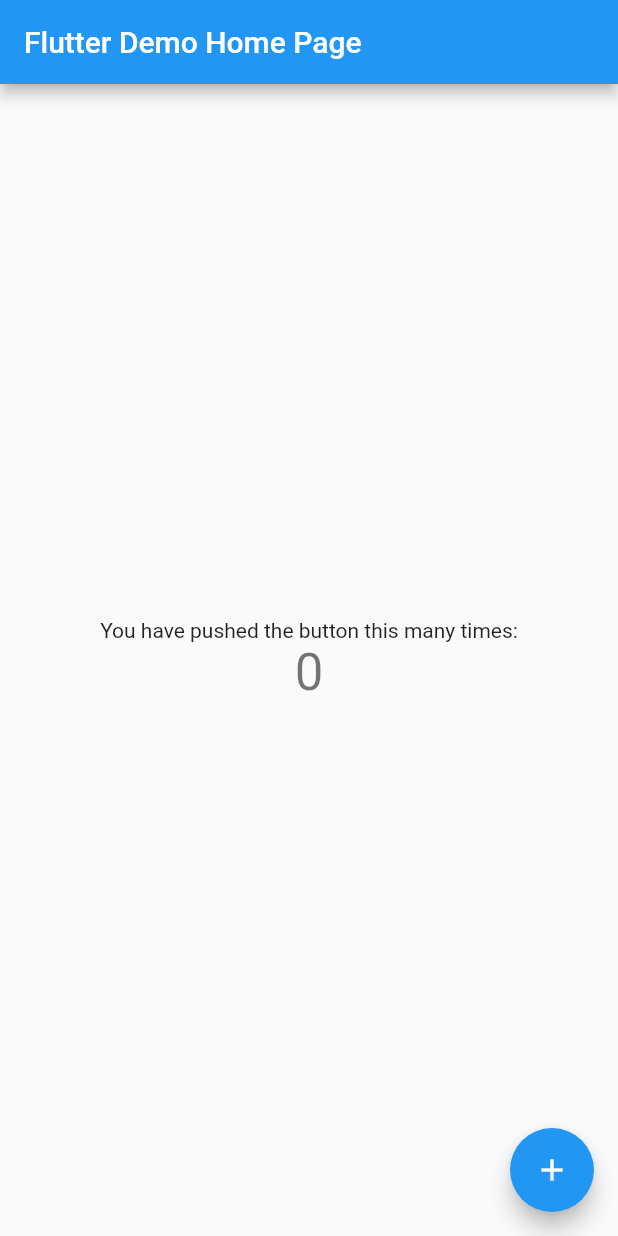
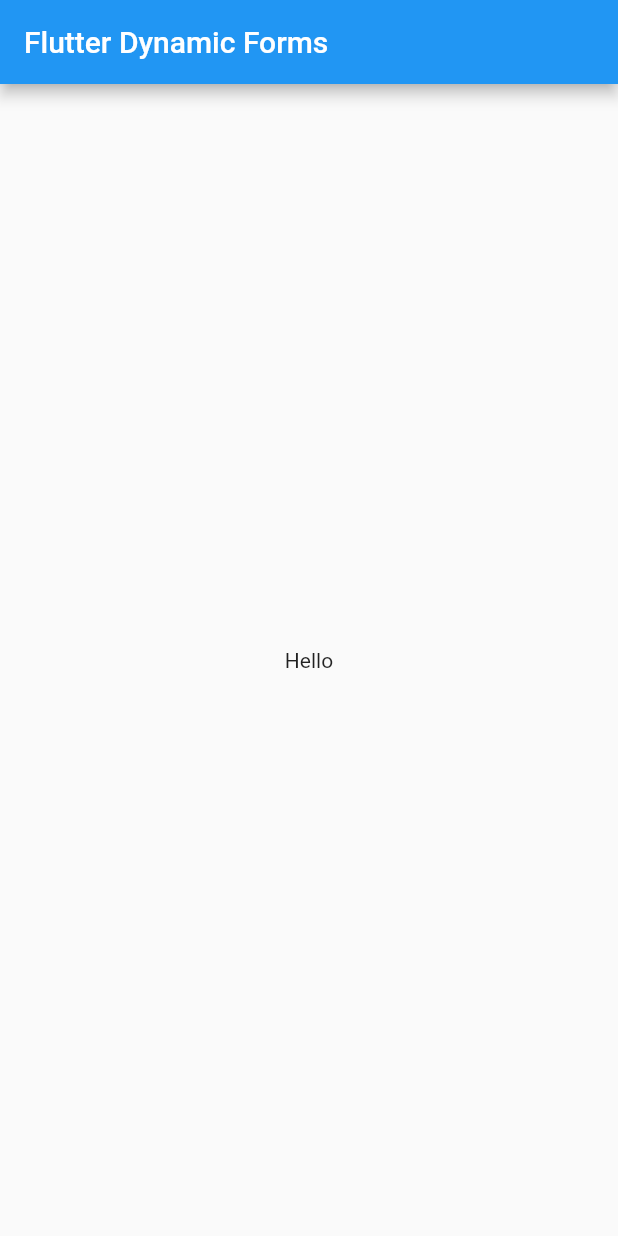
Before and after one commit to songhee24/dynamic_forms, a Flutter app: the screen it shows after launch, on a phone screen of 412 x 824 dp. Run offline on Flutter 3.47's test engine with Material 2 defaults, Android fonts, the phone set to English and light mode, and no system bars.

Commit message:
changed some start stuffs

```diff
--- a/lib/main.dart
+++ b/lib/main.dart
@@ -15,7 +15,7 @@ class MyApp extends StatelessWidget {
       theme: ThemeData(
         primarySwatch: Colors.blue,
       ),
-      home: const MyHomePage(title: 'Flutter Demo Home Page'),
+      home: const MyHomePage(title: 'Flutter Dynamic Forms'),
     );
   }
 }
@@ -30,39 +30,15 @@ class MyHomePage extends StatefulWidget {
 }
 
 class _MyHomePageState extends State<MyHomePage> {
-  int _counter = 0;
-
-  void _incrementCounter() {
-    setState(() {
-      _counter++;
-    });
-  }
-
   @override
   Widget build(BuildContext context) {
     return Scaffold(
       appBar: AppBar(
         title: Text(widget.title),
       ),
-      body: Center(
-        child: Column(
-          mainAxisAlignment: MainAxisAlignment.center,
-          children: <Widget>[
-            const Text(
-              'You have pushed the button this many times:',
-            ),
-            Text(
-              '$_counter',
-              style: Theme.of(context).textTheme.headline4,
-            ),
-          ],
-        ),
+      body: const Center(
+        child: Text('Hello'),
       ),
-      floatingActionButton: FloatingActionButton(
-        onPressed: _incrementCounter,
-        tooltip: 'Increment',
-        child: const Icon(Icons.add),
-      ), // This trailing comma makes auto-formatting nicer for build methods.
     );
   }
 }
```
